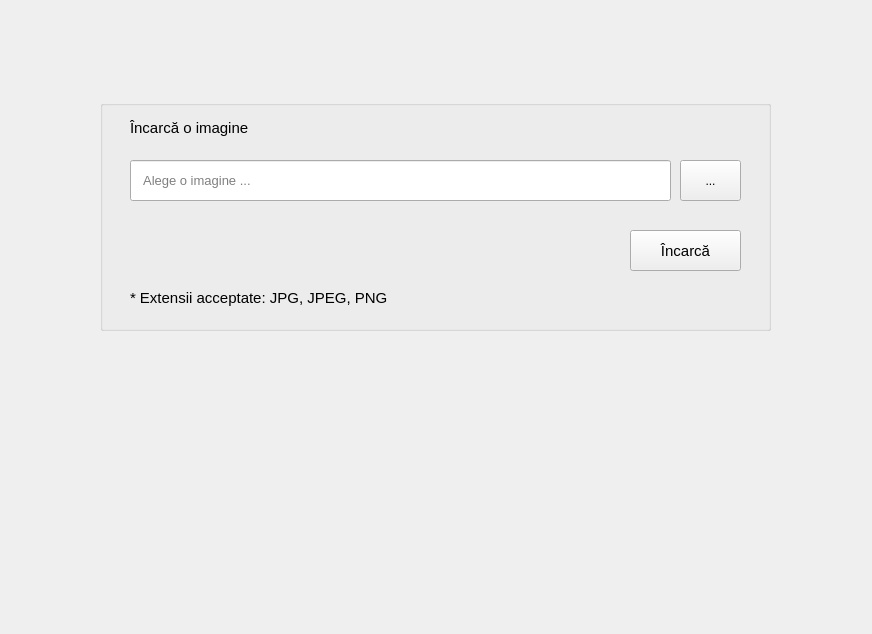
Old version of the form resources/ui/load_image.ui in the repository stefandamian/proiect_iom.
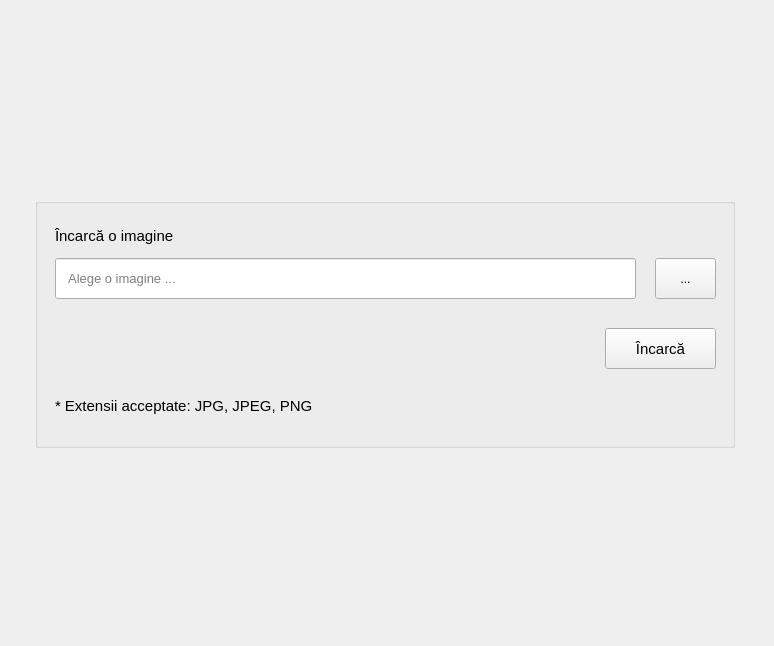
New version of the form.

Commit message: UI/UX: center layout

Patch:
```diff
--- a/resources/ui/load_image.ui
+++ b/resources/ui/load_image.ui
@@ -6,21 +6,53 @@
    <rect>
     <x>0</x>
     <y>0</y>
-    <width>872</width>
-    <height>634</height>
+    <width>774</width>
+    <height>646</height>
    </rect>
   </property>
   <property name="windowTitle">
    <string>Form</string>
   </property>
+  <layout class="QHBoxLayout" name="horizontalLayout">
+   <item>
+    <spacer name="horizontalSpacer_2">
+     <property name="orientation">
+      <enum>Qt::Horizontal</enum>
+     </property>
+     <property name="sizeHint" stdset="0">
+      <size>
+       <width>40</width>
+       <height>20</height>
+      </size>
+     </property>
+    </spacer>
+   </item>
+   <item>
+    <spacer name="verticalSpacer_2">
+     <property name="orientation">
+      <enum>Qt::Vertical</enum>
+     </property>
+     <property name="sizeHint" stdset="0">
+      <size>
+       <width>20</width>
+       <height>40</height>
+      </size>
+     </property>
+    </spacer>
+   </item>
+   <item>
   <widget class="QGroupBox" name="groupBox">
-   <property name="geometry">
-    <rect>
-     <x>100</x>
-     <y>100</y>
-     <width>671</width>
-     <height>231</height>
-    </rect>
+     <property name="minimumSize">
+      <size>
+       <width>700</width>
+       <height>100</height>
+      </size>
+     </property>
+     <property name="maximumSize">
+      <size>
+       <width>16777215</width>
+       <height>250</height>
+      </size>
    </property>
    <property name="title">
     <string/>
@@ -28,9 +60,9 @@
    <widget class="QLineEdit" name="lineEdit">
     <property name="geometry">
      <rect>
-      <x>30</x>
+        <x>20</x>
       <y>60</y>
-      <width>541</width>
+        <width>581</width>
       <height>41</height>
      </rect>
     </property>
@@ -58,16 +90,13 @@
      <bool>false</bool>
     </property>
    </widget>
-   <widget class="QPushButton" name="pushButton">
-    <property name="enabled">
-     <bool>true</bool>
-    </property>
+     <widget class="QLabel" name="label_11">
     <property name="geometry">
      <rect>
-      <x>530</x>
-      <y>130</y>
-      <width>111</width>
-      <height>41</height>
+        <x>20</x>
+        <y>200</y>
+        <width>601</width>
+        <height>16</height>
      </rect>
     </property>
     <property name="font">
@@ -76,14 +105,14 @@
      </font>
     </property>
     <property name="text">
-     <string>Încarcă</string>
-    </property>
-   </widget>
-   <widget class="QLabel" name="label">
+       <string>* Extensii acceptate: JPG, JPEG, PNG</string>
+      </property>
+     </widget>
+     <widget class="QLabel" name="label_10">
     <property name="geometry">
      <rect>
-      <x>30</x>
-      <y>20</y>
+        <x>20</x>
+        <y>30</y>
       <width>601</width>
       <height>16</height>
      </rect>
@@ -97,10 +126,10 @@
      <string>Încarcă o imagine</string>
     </property>
    </widget>
-   <widget class="QPushButton" name="pushButton">
+     <widget class="QPushButton" name="pushButton_11">
     <property name="geometry">
      <rect>
-      <x>580</x>
+        <x>620</x>
       <y>60</y>
       <width>61</width>
       <height>41</height>
@@ -113,13 +142,16 @@
      <string>...</string>
     </property>
    </widget>
-   <widget class="QLabel" name="label_2">
+     <widget class="QPushButton" name="pushButton_10">
+      <property name="enabled">
+       <bool>true</bool>
+      </property>
     <property name="geometry">
      <rect>
-      <x>30</x>
-      <y>190</y>
-      <width>601</width>
-      <height>16</height>
+        <x>570</x>
+        <y>130</y>
+        <width>111</width>
+        <height>41</height>
      </rect>
     </property>
     <property name="font">
@@ -128,10 +160,38 @@
      </font>
     </property>
     <property name="text">
-     <string>* Extensii acceptate: JPG, JPEG, PNG</string>
+       <string>Încarcă</string>
     </property>
    </widget>
   </widget>
+   </item>
+   <item>
+    <spacer name="verticalSpacer">
+     <property name="orientation">
+      <enum>Qt::Vertical</enum>
+     </property>
+     <property name="sizeHint" stdset="0">
+      <size>
+       <width>20</width>
+       <height>40</height>
+      </size>
+     </property>
+    </spacer>
+   </item>
+   <item>
+    <spacer name="horizontalSpacer">
+     <property name="orientation">
+      <enum>Qt::Horizontal</enum>
+     </property>
+     <property name="sizeHint" stdset="0">
+      <size>
+       <width>43</width>
+       <height>20</height>
+      </size>
+     </property>
+    </spacer>
+   </item>
+  </layout>
  </widget>
  <resources/>
  <connections/>
```
Left out of the diff: 2 changed lines with no effect on the pictures. Lines whose indentation alone changed are shown as unchanged. The commit also changes 10 other files.
